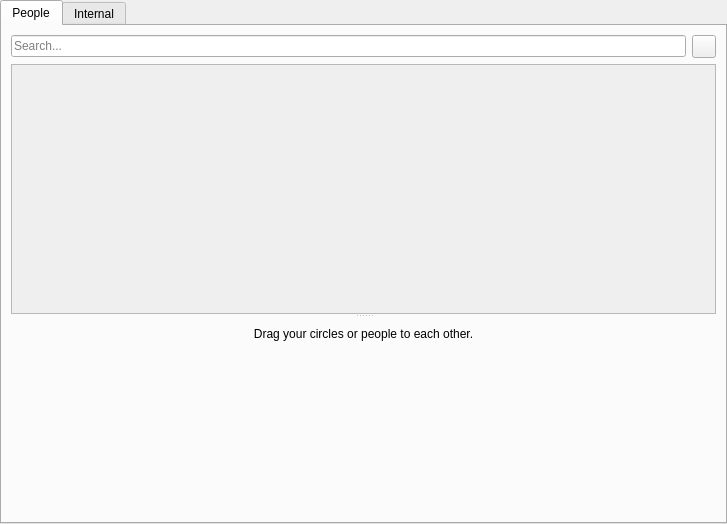
RetroShare/RetroShare, file retroshare-gui/src/gui/People/PeopleDialog.ui: the form before one commit.
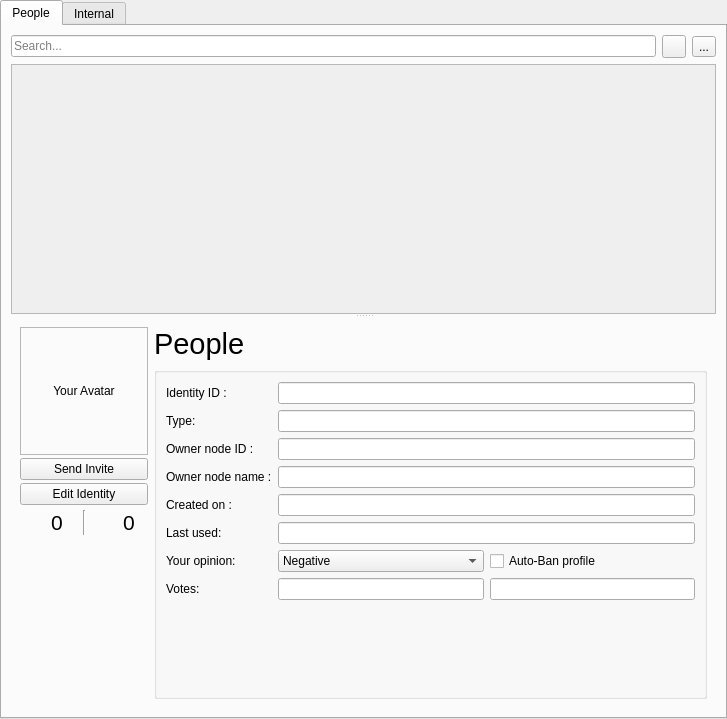
The form after the commit. Icons and pictures are not drawn. Custom widgets are drawn as their Qt base class.

Commit message:
Added own details widget at bottom to show the   details
* Added stackedwidget for switch

```diff
--- a/retroshare-gui/src/gui/People/PeopleDialog.ui
+++ b/retroshare-gui/src/gui/People/PeopleDialog.ui
@@ -7,7 +7,7 @@
     <x>0</x>
     <y>0</y>
     <width>727</width>
-    <height>524</height>
+    <height>719</height>
    </rect>
   </property>
   <property name="sizePolicy">
@@ -71,6 +71,23 @@
            </property>
           </widget>
          </item>
+         <item>
+          <widget class="QToolButton" name="switchButton">
+           <property name="toolTip">
+            <string>View circles</string>
+           </property>
+           <property name="text">
+            <string>...</string>
+           </property>
+           <property name="icon">
+            <iconset resource="../icons.qrc">
+             <normaloff>:/icons/png/circles.png</normaloff>:/icons/png/circles.png</iconset>
+           </property>
+           <property name="checkable">
+            <bool>true</bool>
+           </property>
+          </widget>
+         </item>
         </layout>
        </item>
        <item>
@@ -100,32 +117,445 @@
            <layout class="QVBoxLayout"/>
           </widget>
          </widget>
-         <widget class="QFrame" name="widgetExternal">
-          <layout class="QGridLayout" name="layoutExternal">
-           <item row="0" column="0">
-            <widget class="QLabel" name="label_External">
-             <property name="sizePolicy">
-              <sizepolicy hsizetype="Preferred" vsizetype="Fixed">
-               <horstretch>0</horstretch>
-               <verstretch>0</verstretch>
-              </sizepolicy>
-             </property>
-             <property name="text">
-              <string>Drag your circles or people to each other.</string>
-             </property>
-             <property name="alignment">
-              <set>Qt::AlignCenter</set>
-             </property>
-            </widget>
-           </item>
-           <item row="1" column="0">
-            <widget class="PictureFlow" name="pictureFlowWidgetExternal" native="true">
-             <property name="widgetResizable" stdset="0">
-              <bool>true</bool>
-             </property>
-            </widget>
-           </item>
-          </layout>
+         <widget class="QStackedWidget" name="widgetExternal">
+          <property name="currentIndex">
+           <number>1</number>
+          </property>
+          <widget class="QWidget" name="widgetExternalPage">
+           <layout class="QGridLayout" name="layoutExternal">
+            <item row="0" column="0">
+             <widget class="QLabel" name="label_External">
+              <property name="sizePolicy">
+               <sizepolicy hsizetype="Preferred" vsizetype="Fixed">
+                <horstretch>0</horstretch>
+                <verstretch>0</verstretch>
+               </sizepolicy>
+              </property>
+              <property name="text">
+               <string>Drag your circles or people to each other.</string>
+              </property>
+              <property name="alignment">
+               <set>Qt::AlignCenter</set>
+              </property>
+             </widget>
+            </item>
+            <item row="1" column="0">
+             <widget class="PictureFlow" name="pictureFlowWidgetExternal" native="true">
+              <property name="widgetResizable" stdset="0">
+               <bool>true</bool>
+              </property>
+             </widget>
+            </item>
+           </layout>
+          </widget>
+          <widget class="QWidget" name="widgetPeoplePage">
+           <layout class="QGridLayout" name="gridLayout_5">
+            <item row="0" column="1">
+             <widget class="ElidedLabel" name="headerTextLabel_Person">
+              <property name="font">
+               <font>
+                <pointsize>22</pointsize>
+               </font>
+              </property>
+              <property name="text">
+               <string>People</string>
+              </property>
+              <property name="textInteractionFlags">
+               <set>Qt::LinksAccessibleByMouse|Qt::TextSelectableByMouse</set>
+              </property>
+             </widget>
+            </item>
+            <item row="0" column="0" rowspan="2">
+             <layout class="QVBoxLayout" name="verticalLayout">
+              <property name="spacing">
+               <number>3</number>
+              </property>
+              <item>
+               <layout class="QGridLayout" name="gridLayout_3">
+                <item row="1" column="0">
+                 <widget class="QLabel" name="avatarLabel">
+                  <property name="sizePolicy">
+                   <sizepolicy hsizetype="Fixed" vsizetype="Fixed">
+                    <horstretch>0</horstretch>
+                    <verstretch>0</verstretch>
+                   </sizepolicy>
+                  </property>
+                  <property name="minimumSize">
+                   <size>
+                    <width>128</width>
+                    <height>128</height>
+                   </size>
+                  </property>
+                  <property name="maximumSize">
+                   <size>
+                    <width>128</width>
+                    <height>128</height>
+                   </size>
+                  </property>
+                  <property name="frameShape">
+                   <enum>QFrame::StyledPanel</enum>
+                  </property>
+                  <property name="frameShadow">
+                   <enum>QFrame::Raised</enum>
+                  </property>
+                  <property name="text">
+                   <string extracomment="Click here to change your avatar">Your Avatar</string>
+                  </property>
+                  <property name="scaledContents">
+                   <bool>true</bool>
+                  </property>
+                  <property name="alignment">
+                   <set>Qt::AlignCenter</set>
+                  </property>
+                 </widget>
+                </item>
+                <item row="3" column="0">
+                 <widget class="QPushButton" name="editButton">
+                  <property name="sizePolicy">
+                   <sizepolicy hsizetype="Preferred" vsizetype="Fixed">
+                    <horstretch>0</horstretch>
+                    <verstretch>0</verstretch>
+                   </sizepolicy>
+                  </property>
+                  <property name="text">
+                   <string>Edit Identity</string>
+                  </property>
+                 </widget>
+                </item>
+                <item row="2" column="0">
+                 <widget class="QPushButton" name="inviteButton">
+                  <property name="sizePolicy">
+                   <sizepolicy hsizetype="Preferred" vsizetype="Fixed">
+                    <horstretch>0</horstretch>
+                    <verstretch>0</verstretch>
+                   </sizepolicy>
+                  </property>
+                  <property name="text">
+                   <string>Send Invite</string>
+                  </property>
+                 </widget>
+                </item>
+               </layout>
+              </item>
+              <item>
+               <layout class="QHBoxLayout" name="avatarOpinionHLayout">
+                <property name="spacing">
+                 <number>6</number>
+                </property>
+                <property name="topMargin">
+                 <number>2</number>
+                </property>
+                <item>
+                 <widget class="QLabel" name="label_PosIcon">
+                  <property name="maximumSize">
+                   <size>
+                    <width>34</width>
+                    <height>34</height>
+                   </size>
+                  </property>
+                  <property name="text">
+                   <string/>
+                  </property>
+                  <property name="pixmap">
+                   <pixmap resource="../icons.qrc">:/icons/png/thumbs-up.png</pixmap>
+                  </property>
+                  <property name="scaledContents">
+                   <bool>true</bool>
+                  </property>
+                 </widget>
+                </item>
+                <item>
+                 <widget class="QLabel" name="label_positive">
+                  <property name="font">
+                   <font>
+                    <pointsize>16</pointsize>
+                   </font>
+                  </property>
+                  <property name="toolTip">
+                   <string>Positive votes</string>
+                  </property>
+                  <property name="text">
+                   <string>0</string>
+                  </property>
+                 </widget>
+                </item>
+                <item>
+                 <widget class="Line" name="line_Opinion">
+                  <property name="orientation">
+                   <enum>Qt::Vertical</enum>
+                  </property>
+                 </widget>
+                </item>
+                <item>
+                 <widget class="QLabel" name="label_NegIcon">
+                  <property name="maximumSize">
+                   <size>
+                    <width>34</width>
+                    <height>34</height>
+                   </size>
+                  </property>
+                  <property name="text">
+                   <string/>
+                  </property>
+                  <property name="pixmap">
+                   <pixmap resource="../icons.qrc">:/icons/png/thumbs-down.png</pixmap>
+                  </property>
+                  <property name="scaledContents">
+                   <bool>true</bool>
+                  </property>
+                 </widget>
+                </item>
+                <item>
+                 <widget class="QLabel" name="label_negative">
+                  <property name="font">
+                   <font>
+                    <pointsize>16</pointsize>
+                   </font>
+                  </property>
+                  <property name="toolTip">
+                   <string>Negative votes</string>
+                  </property>
+                  <property name="text">
+                   <string>0</string>
+                  </property>
+                 </widget>
+                </item>
+               </layout>
+              </item>
+              <item>
+               <spacer name="avatarVSpacer">
+                <property name="orientation">
+                 <enum>Qt::Vertical</enum>
+                </property>
+                <property name="sizeHint" stdset="0">
+                 <size>
+                  <width>118</width>
+                  <height>17</height>
+                 </size>
+                </property>
+               </spacer>
+              </item>
+             </layout>
+            </item>
+            <item row="1" column="1">
+             <widget class="QGroupBox" name="detailsGroupBox">
+              <property name="sizePolicy">
+               <sizepolicy hsizetype="Expanding" vsizetype="Preferred">
+                <horstretch>0</horstretch>
+                <verstretch>0</verstretch>
+               </sizepolicy>
+              </property>
+              <property name="minimumSize">
+               <size>
+                <width>0</width>
+                <height>299</height>
+               </size>
+              </property>
+              <property name="title">
+               <string/>
+              </property>
+              <layout class="QGridLayout" name="gridLayout_4">
+               <property name="topMargin">
+                <number>9</number>
+               </property>
+               <item row="0" column="0">
+                <widget class="QLabel" name="label_KeyId">
+                 <property name="text">
+                  <string>Identity ID :</string>
+                 </property>
+                </widget>
+               </item>
+               <item row="6" column="0">
+                <widget class="QLabel" name="label_YourOpinion">
+                 <property name="text">
+                  <string>Your opinion:</string>
+                 </property>
+                </widget>
+               </item>
+               <item row="1" column="1" colspan="2">
+                <widget class="QLineEdit" name="lineEdit_Type">
+                 <property name="readOnly">
+                  <bool>true</bool>
+                 </property>
+                </widget>
+               </item>
+               <item row="2" column="0">
+                <widget class="QLabel" name="label_GpgId">
+                 <property name="text">
+                  <string>Owner node ID :</string>
+                 </property>
+                </widget>
+               </item>
+               <item row="10" column="0" colspan="2">
+                <spacer name="verticalSpacer_3">
+                 <property name="orientation">
+                  <enum>Qt::Vertical</enum>
+                 </property>
+                 <property name="sizeHint" stdset="0">
+                  <size>
+                   <width>20</width>
+                   <height>1</height>
+                  </size>
+                 </property>
+                </spacer>
+               </item>
+               <item row="6" column="2">
+                <widget class="QCheckBox" name="autoBanIdentities_CB">
+                 <property name="toolTip">
+                  <string>Auto-Ban all identities signed by the same node</string>
+                 </property>
+                 <property name="text">
+                  <string>Auto-Ban profile</string>
+                 </property>
+                </widget>
+               </item>
+               <item row="2" column="1" colspan="2">
+                <widget class="QLineEdit" name="lineEdit_GpgId">
+                 <property name="enabled">
+                  <bool>true</bool>
+                 </property>
+                 <property name="readOnly">
+                  <bool>true</bool>
+                 </property>
+                </widget>
+               </item>
+               <item row="6" column="1">
+                <widget class="RSComboBox" name="ownOpinion_CB">
+                 <property name="toolTip">
+                  <string>&lt;html&gt;&lt;head/&gt;&lt;body&gt;&lt;p&gt;&lt;span style=&quot; font-family:'Sans'; font-size:9pt;&quot;&gt;Your own opinion about an identity rules the visibility of that identity for yourself and your friend nodes. Your own opinion is shared among friends and used to compute a reputation score: If your opinion about an identity is neutral, the reputation score is the difference between friend's positive and negative opinions. If not, your own opinion gives the score.&lt;/span&gt;&lt;/p&gt;&lt;p&gt;&lt;span style=&quot; font-family:'Sans'; font-size:9pt;&quot;&gt;The overall score is used in chat lobbies, forums and channels to decide on the actions to take for each specific identity. When the overall score is lower than -1, the identity is banned, which prevents all messages and forums/channels authored by this identity to be forwarded, both ways. Some forums also have special anti-spam flags that require a non negative reputation level, making them more sensitive to bad opinions. Banned identities gradually lose their activity and eventually disappear (after 5 days).&lt;/span&gt;&lt;/p&gt;&lt;p&gt;&lt;span style=&quot; font-family:'Sans'; font-size:9pt;&quot;&gt;You can change the thresholds and the time of inactivity to delete identities in preferences -&amp;gt; people. &lt;/span&gt;&lt;/p&gt;&lt;/body&gt;&lt;/html&gt;</string>
+                 </property>
+                 <property name="iconSize">
+                  <size>
+                   <width>22</width>
+                   <height>22</height>
+                  </size>
+                 </property>
+                 <item>
+                  <property name="text">
+                   <string>Negative</string>
+                  </property>
+                  <property name="icon">
+                   <iconset resource="../icons.qrc">
+                    <normaloff>:/icons/png/thumbs-down.png</normaloff>:/icons/png/thumbs-down.png</iconset>
+                  </property>
+                 </item>
+                 <item>
+                  <property name="text">
+                   <string>Neutral</string>
+                  </property>
+                  <property name="icon">
+                   <iconset resource="../icons.qrc">
+                    <normaloff>:/icons/png/thumbs-neutral.png</normaloff>:/icons/png/thumbs-neutral.png</iconset>
+                  </property>
+                 </item>
+                 <item>
+                  <property name="text">
+                   <string>Positive</string>
+                  </property>
+                  <property name="icon">
+                   <iconset resource="../icons.qrc">
+                    <normaloff>:/icons/png/thumbs-up.png</normaloff>:/icons/png/thumbs-up.png</iconset>
+                  </property>
+                 </item>
+                </widget>
+               </item>
+               <item row="3" column="1" colspan="2">
+                <widget class="QLineEdit" name="lineEdit_GpgName">
+                 <property name="enabled">
+                  <bool>true</bool>
+                 </property>
+                 <property name="readOnly">
+                  <bool>true</bool>
+                 </property>
+                </widget>
+               </item>
+               <item row="5" column="1" colspan="2">
+                <widget class="QLineEdit" name="lineEdit_LastUsed">
+                 <property name="readOnly">
+                  <bool>true</bool>
+                 </property>
+                </widget>
+               </item>
+               <item row="3" column="0">
+                <widget class="QLabel" name="label_GpgName">
+                 <property name="text">
+                  <string>Owner node name :</string>
+                 </property>
+                </widget>
+               </item>
+               <item row="1" column="0">
+                <widget class="QLabel" name="label_Type">
+                 <property name="text">
+                  <string>Type:</string>
+                 </property>
+                </widget>
+               </item>
+               <item row="4" column="0">
+                <widget class="QLabel" name="label_PublishTS">
+                 <property name="text">
+                  <string>Created on :</string>
+                 </property>
+                </widget>
+               </item>
+               <item row="0" column="1" colspan="2">
+                <widget class="QLineEdit" name="lineEdit_KeyId">
+                 <property name="enabled">
+                  <bool>true</bool>
+                 </property>
+                 <property name="readOnly">
+                  <bool>true</bool>
+                 </property>
+                </widget>
+               </item>
+               <item row="4" column="1" colspan="2">
+                <widget class="QLineEdit" name="lineEdit_PublishTS">
+                 <property name="readOnly">
+                  <bool>true</bool>
+                 </property>
+                </widget>
+               </item>
+               <item row="5" column="0">
+                <widget class="QLabel" name="label_LastUsed">
+                 <property name="text">
+                  <string>Last used:</string>
+                 </property>
+                </widget>
+               </item>
+               <item row="7" column="1">
+                <widget class="QLineEdit" name="neighborNodesOpinion_TF">
+                 <property name="toolTip">
+                  <string>&lt;html&gt;&lt;head/&gt;&lt;body&gt;&lt;p&gt;Average opinion of neighbor nodes about this identity. Negative is bad,&lt;/p&gt;&lt;p&gt;positive is good. Zero is neutral.&lt;/p&gt;&lt;/body&gt;&lt;/html&gt;</string>
+                 </property>
+                 <property name="readOnly">
+                  <bool>true</bool>
+                 </property>
+                </widget>
+               </item>
+               <item row="7" column="2">
+                <widget class="QLineEdit" name="overallOpinion_TF">
+                 <property name="toolTip">
+                  <string>&lt;html&gt;&lt;head/&gt;&lt;body&gt;&lt;p&gt;Overall reputation score, accounting for yours and your friends'.&lt;/p&gt;&lt;p&gt;Negative is bad, positive is good. Zero is neutral. If the score is too low,&lt;/p&gt;&lt;p&gt;the identity is flagged as bad, and will be filtered out in forums, chat lobbies,&lt;/p&gt;&lt;p&gt;channels, etc.&lt;/p&gt;&lt;/body&gt;&lt;/html&gt;</string>
+                 </property>
+                 <property name="readOnly">
+                  <bool>true</bool>
+                 </property>
+                </widget>
+               </item>
+               <item row="7" column="0">
+                <widget class="QLabel" name="neighborNodesOpinion_LB">
+                 <property name="text">
+                  <string>Votes:</string>
+                 </property>
+                 <property name="wordWrap">
+                  <bool>true</bool>
+                 </property>
+                </widget>
+               </item>
+              </layout>
+             </widget>
+            </item>
+           </layout>
+          </widget>
          </widget>
         </widget>
        </item>
@@ -222,6 +652,17 @@
    <header location="global">gui/common/FlowLayout.h</header>
    <container>1</container>
   </customwidget>
+  <customwidget>
+   <class>ElidedLabel</class>
+   <extends>QLabel</extends>
+   <header>gui/common/ElidedLabel.h</header>
+   <container>1</container>
+  </customwidget>
+  <customwidget>
+   <class>RSComboBox</class>
+   <extends>QComboBox</extends>
+   <header>gui/common/RSComboBox.h</header>
+  </customwidget>
  </customwidgets>
  <resources>
   <include location="../icons.qrc"/>
```
Left out of the diff: 5 changed lines with no effect on the pictures. The commit also changes 4 other files.
